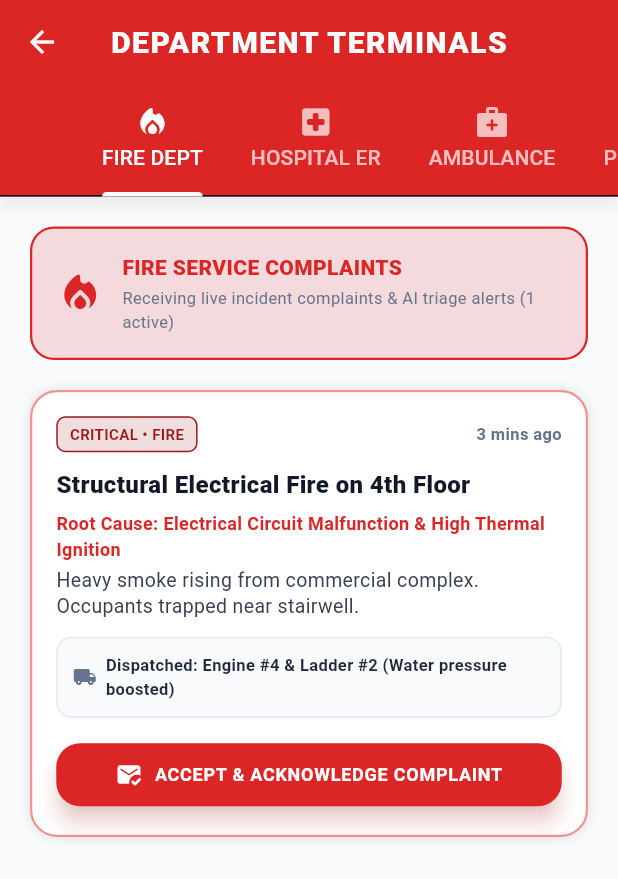
After one commit to prajeenpops-collab/Resq-Ai, a Flutter app: the screen it shows once a user with an empty profile is signed in, after a tap on an icon or button, on a phone screen of 412 x 824 dp. The commit adds this screen. Shown: the top 879 px of the screen. Run offline on Flutter 3.47's test engine with Material 3 defaults, Android fonts, the phone set to English and light mode, and no system bars; our stand-ins replace cloud_firestore, firebase_auth, firebase_core, firebase_storage, geolocator, image_picker and 1 more; missing offline and left inert: record; accounts and stored records are empty; network calls fail.

Commit message:
Create individual agency dashboards for Fire, Hospital ER, Ambulance, and Police Station in Web and Flutter app

```diff
--- /dev/null
+++ b/resq_mobile/lib/features/agency/agency_dashboards_screen.dart
@@ -0,0 +1,306 @@
+import 'package:flutter/material.dart';
+import '../../core/theme.dart';
+
+class AgencyDashboardsScreen extends StatefulWidget {
+  final String initialAgency; // 'fire', 'hospital', 'ambulance', 'police'
+
+  const AgencyDashboardsScreen({
+    super.key,
+    this.initialAgency = 'fire',
+  });
+
+  @override
+  State<AgencyDashboardsScreen> createState() => _AgencyDashboardsScreenState();
+}
+
+class _AgencyDashboardsScreenState extends State<AgencyDashboardsScreen> with SingleTickerProviderStateMixin {
+  late TabController _tabController;
+
+  final List<Map<String, dynamic>> _mockComplaints = [
+    {
+      'id': 'CMP-FIRE-8021',
+      'title': 'Structural Electrical Fire on 4th Floor',
+      'category': 'fire',
+      'severity': 'critical',
+      'agency': 'Fire Department #4',
+      'time': '3 mins ago',
+      'rootCause': 'Electrical Circuit Malfunction & High Thermal Ignition',
+      'summary': 'Heavy smoke rising from commercial complex. Occupants trapped near stairwell.',
+      'dispatchedUnits': 'Engine #4 & Ladder #2 (Water pressure boosted)',
+      'recipients': ['Fire Dept (Suppression)', 'Hospital ER (Burn Unit)'],
+      'acknowledged': false,
+    },
+    {
+      'id': 'CMP-MED-8022',
+      'title': 'Cardiac Arrest at Central Transit Station',
+      'category': 'medical',
+      'severity': 'critical',
+      'agency': 'Hospital ER & ALS Ambulance',
+      'time': '6 mins ago',
+      'rootCause': 'Sudden Acute Cardiac Event',
+      'summary': 'Unresponsive citizen collapsed. CPR metronome guide streaming to bystander phone.',
+      'dispatchedUnits': 'ALS Mobile ICU Ambulance #9 (O2 Trauma Bay 2 reserved)',
+      'recipients': ['Hospital ER Bay 2', 'ALS Ambulance Squad'],
+      'acknowledged': true,
+    },
+    {
+      'id': 'CMP-CRASH-8023',
+      'title': 'Multi-Vehicle Highway Collision',
+      'category': 'accident',
+      'severity': 'high',
+      'agency': 'Ambulance & Fire Extrication',
+      'time': '14 mins ago',
+      'rootCause': 'High-Speed Kinetic Collision on Wet Asphalt',
+      'summary': 'Two sedans collided near Exit 14. Driver trapped inside vehicle frame.',
+      'dispatchedUnits': 'Hydraulic Extrication Team 3 & Paramedic Ambulance',
+      'recipients': ['Fire Extrication', 'Paramedics', 'Traffic Police'],
+      'acknowledged': false,
+    },
+    {
+      'id': 'CMP-POL-8024',
+      'title': 'Active Threat & Commercial Security Alarm',
+      'category': 'crime',
+      'severity': 'critical',
+      'agency': 'Police Tactical SWAT',
+      'time': '20 mins ago',
+      'rootCause': 'Unlawful Security Breach',
+      'summary': 'Silent priority alarm triggered. SWAT cruisers locked onto perimeter detours.',
+      'dispatchedUnits': 'Police Tactical Cruisers 102 & 104',
+      'recipients': ['Police SWAT', 'Trauma Paramedics'],
+      'acknowledged': false,
+    },
+  ];
+
+  @override
+  void initState() {
+    super.initState();
+    int initIdx = 0;
+    if (widget.initialAgency == 'hospital') initIdx = 1;
+    if (widget.initialAgency == 'ambulance') initIdx = 2;
+    if (widget.initialAgency == 'police') initIdx = 3;
+    _tabController = TabController(length: 4, vsync: this, initialIndex: initIdx);
+  }
+
+  @override
+  void dispose() {
+    _tabController.dispose();
+    super.dispose();
+  }
+
+  List<Map<String, dynamic>> _getFilteredComplaints(int index) {
+    switch (index) {
+      case 0: // Fire
+        return _mockComplaints.where((c) => c['category'] == 'fire' || c['category'] == 'other').toList();
+      case 1: // Hospital ER
+        return _mockComplaints.where((c) => c['category'] == 'medical' || c['category'] == 'fire').toList();
+      case 2: // Ambulance
+        return _mockComplaints.where((c) => c['category'] == 'medical' || c['category'] == 'accident').toList();
+      case 3: // Police
+        return _mockComplaints.where((c) => c['category'] == 'crime' || c['category'] == 'accident').toList();
+      default:
+        return _mockComplaints;
+    }
+  }
+
+  void _acknowledgeComplaint(Map<String, dynamic> cmp) {
+    setState(() {
+      cmp['acknowledged'] = true;
+    });
+
+    ScaffoldMessenger.of(context).showSnackBar(
+      SnackBar(
+        content: Text('✓ ${cmp['id']} Complaint Accepted & Dispatched by Agency!'),
+        backgroundColor: AppTheme.safeGreen,
+        duration: const Duration(seconds: 2),
+      ),
+    );
+  }
+
+  @override
+  Widget build(BuildContext context) {
+    return Scaffold(
+      appBar: AppBar(
+        title: const Text('DEPARTMENT TERMINALS'),
+        bottom: TabBar(
+          controller: _tabController,
+          isScrollable: true,
+          labelColor: Colors.white,
+          unselectedLabelColor: Colors.white70,
+          indicatorColor: Colors.white,
+          indicatorWeight: 3,
+          tabs: const [
+            Tab(icon: Icon(Icons.local_fire_department_rounded), text: 'FIRE DEPT'),
+            Tab(icon: Icon(Icons.local_hospital_rounded), text: 'HOSPITAL ER'),
+            Tab(icon: Icon(Icons.medical_services_rounded), text: 'AMBULANCE'),
+            Tab(icon: Icon(Icons.security_rounded), text: 'POLICE STATION'),
+          ],
+        ),
+      ),
+      body: TabBarView(
+        controller: _tabController,
+        children: [
+          _buildAgencyTerminalView(0, 'FIRE SERVICE COMPLAINTS', Icons.local_fire_department_rounded, AppTheme.emergencyRed),
+          _buildAgencyTerminalView(1, 'HOSPITAL ER & TRAUMA BAYS', Icons.local_hospital_rounded, Colors.redAccent),
+          _buildAgencyTerminalView(2, 'AMBULANCE DISPATCH FLEET', Icons.medical_services_rounded, AppTheme.warningAmber),
+          _buildAgencyTerminalView(3, 'POLICE STATION TACTICAL FEED', Icons.security_rounded, AppTheme.cyberCyan),
+        ],
+      ),
+    );
+  }
+
+  Widget _buildAgencyTerminalView(int index, String title, IconData icon, Color color) {
+    final complaints = _getFilteredComplaints(index);
+
+    return SingleChildScrollView(
+      padding: const EdgeInsets.all(20),
+      child: Column(
+        crossAxisAlignment: CrossAxisAlignment.stretch,
+        children: [
+          // Terminal Banner Card
+          Container(
+            padding: const EdgeInsets.all(16),
+            decoration: BoxDecoration(
+              color: color.withValues(alpha: 0.15),
+              borderRadius: BorderRadius.circular(16),
+              border: Border.all(color: color, width: 1.5),
+            ),
+            child: Row(
+              children: [
+                Icon(icon, color: color, size: 32),
+                const SizedBox(width: 12),
+                Expanded(
+                  child: Column(
+                    crossAxisAlignment: CrossAxisAlignment.start,
+                    children: [
+                      Text(
+                        title,
+                        style: TextStyle(color: color, fontWeight: FontWeight.w900, fontSize: 14),
+                      ),
+                      const SizedBox(height: 2),
+                      Text(
+                        'Receiving live incident complaints & AI triage alerts (${complaints.length} active)',
+                        style: const TextStyle(fontSize: 11, color: Color(0xFF64748B)),
+                      ),
+                    ],
+                  ),
+                ),
+              ],
+            ),
+          ),
+          const SizedBox(height: 20),
+
+          // Complaints List
+          ...complaints.map((cmp) => _buildComplaintCard(cmp, color)),
+        ],
+      ),
+    );
+  }
+
+  Widget _buildComplaintCard(Map<String, dynamic> cmp, Color color) {
+    final isAck = cmp['acknowledged'] == true;
+
+    return Container(
+      margin: const EdgeInsets.only(bottom: 16),
+      decoration: BoxDecoration(
+        color: Colors.white,
+        borderRadius: BorderRadius.circular(18),
+        border: Border.all(color: isAck ? AppTheme.safeGreen : color.withValues(alpha: 0.5), width: 1.5),
+        boxShadow: const [BoxShadow(color: Colors.black12, blurRadius: 6)],
+      ),
+      child: Padding(
+        padding: const EdgeInsets.all(16),
+        child: Column(
+          crossAxisAlignment: CrossAxisAlignment.start,
+          children: [
+            // Header: Complaint ID & Status
+            Row(
+              mainAxisAlignment: MainAxisAlignment.spaceBetween,
+              children: [
+                Container(
+                  padding: const EdgeInsets.symmetric(horizontal: 8, vertical: 4),
+                  decoration: BoxDecoration(
+                    color: AppTheme.severityColor(cmp['severity']).withValues(alpha: 0.15),
+                    borderRadius: BorderRadius.circular(6),
+                    border: Border.all(color: AppTheme.severityColor(cmp['severity'])),
+                  ),
+                  child: Text(
+                    '${cmp['severity'].toString().toUpperCase()} • ${cmp['category'].toString().toUpperCase()}',
+                    style: TextStyle(
+                      color: AppTheme.severityColor(cmp['severity']),
+                      fontWeight: FontWeight.bold,
+                      fontSize: 10,
+                    ),
+                  ),
+                ),
+                Text(
+                  cmp['time'].toString(),
+                  style: const TextStyle(fontSize: 11, color: Color(0xFF64748B), fontWeight: FontWeight.bold),
+                ),
+              ],
+            ),
+            const SizedBox(height: 10),
+
+            // Title
+            Text(
+              cmp['title'].toString(),
+              style: const TextStyle(fontWeight: FontWeight.w900, fontSize: 16, color: Color(0xFF111827)),
+            ),
+            const SizedBox(height: 6),
+
+            // Root Cause & Summary
+            Text(
+              'Root Cause: ${cmp['rootCause']}',
+              style: TextStyle(fontWeight: FontWeight.bold, fontSize: 12, color: color),
+            ),
+            const SizedBox(height: 4),
+            Text(
+              cmp['summary'].toString(),
+              style: const TextStyle(fontSize: 13, color: Color(0xFF374151), height: 1.3),
+            ),
+            const SizedBox(height: 12),
+
+            // Dispatched Units Tag
+            Container(
+              padding: const EdgeInsets.all(10),
+              decoration: BoxDecoration(
+                color: const Color(0xFFF8FAFC),
+                borderRadius: BorderRadius.circular(10),
+                border: Border.all(color: const Color(0xFFE2E8F0)),
+              ),
+              child: Row(
+                children: [
+                  const Icon(Icons.local_shipping_rounded, color: Color(0xFF64748B), size: 16),
+                  const SizedBox(width: 6),
+                  Expanded(
+                    child: Text(
+                      'Dispatched: ${cmp['dispatchedUnits']}',
+                      style: const TextStyle(fontSize: 11, fontWeight: FontWeight.bold, color: Color(0xFF1E293B)),
+                    ),
+                  ),
+                ],
+              ),
+            ),
+            const SizedBox(height: 14),
+
+            // Action Button
+            SizedBox(
+              width: double.infinity,
+              child: ElevatedButton.icon(
+                onPressed: isAck ? null : () => _acknowledgeComplaint(cmp),
+                style: ElevatedButton.styleFrom(
+                  backgroundColor: isAck ? AppTheme.safeGreen : color,
+                  padding: const EdgeInsets.symmetric(vertical: 12),
+                ),
+                icon: Icon(isAck ? Icons.check_circle_rounded : Icons.mark_email_read_rounded, size: 18),
+                label: Text(
+                  isAck ? 'ACKNOWLEDGED & UNITS DISPATCHED ✓' : 'ACCEPT & ACKNOWLEDGE COMPLAINT',
+                  style: const TextStyle(fontWeight: FontWeight.bold, fontSize: 12),
+                ),
+              ),
+            ),
+          ],
+        ),
+      ),
+    );
+  }
+}
--- a/resq_mobile/lib/features/sos/sos_screen.dart
+++ b/resq_mobile/lib/features/sos/sos_screen.dart
@@ -4,6 +4,7 @@ import '../../core/theme.dart';
 import '../../services/location_service.dart';
 import '../../services/api_service.dart';
 import '../../services/protocol_service.dart';
+import '../agency/agency_dashboards_screen.dart';
 import '../dispatch/agency_dispatch_demo_screen.dart';
 import '../protocols/protocol_execution_screen.dart';
 import '../protocols/protocols_screen.dart';
@@ -307,6 +308,28 @@ class _SosScreenState extends State<SosScreen> with TickerProviderStateMixin {
                   ),
                 ),
               ),
+              const SizedBox(height: 12),
+
+              // Individual Agency Dashboards Button
+              SizedBox(
+                width: double.infinity,
+                child: ElevatedButton.icon(
+                  onPressed: () => Navigator.of(context).push(
+                    MaterialPageRoute(builder: (_) => const AgencyDashboardsScreen()),
+                  ),
+                  style: ElevatedButton.styleFrom(
+                    backgroundColor: AppTheme.emergencyRed,
+                    foregroundColor: Colors.white,
+                    padding: const EdgeInsets.symmetric(vertical: 14),
+                    elevation: 4,
+                  ),
+                  icon: const Icon(Icons.local_fire_department_rounded, size: 20, color: Colors.white),
+                  label: const Text(
+                    'DEPARTMENT TERMINALS (FIRE / HOSPITAL / POLICE)',
+                    style: TextStyle(fontWeight: FontWeight.w900, fontSize: 12, letterSpacing: 0.5),
+                  ),
+                ),
+              ),
               const SizedBox(height: 32),
 
               // Quick Category Grid
```
Also changed, not shown: 1 other file.
